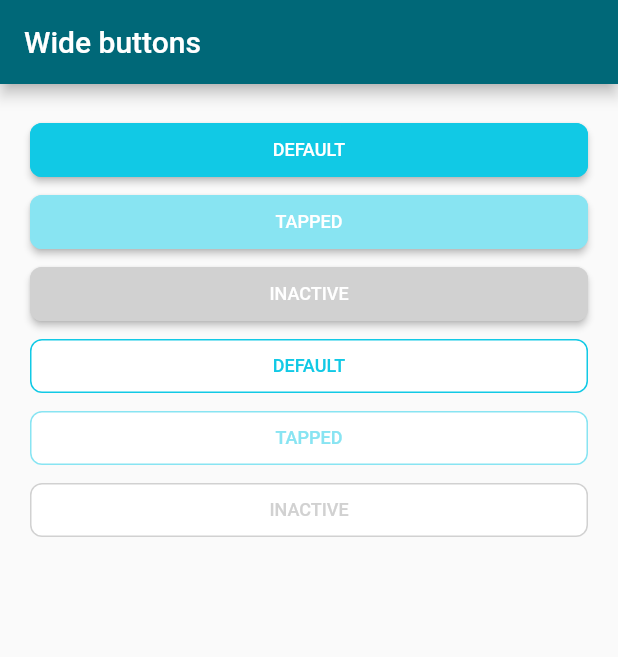
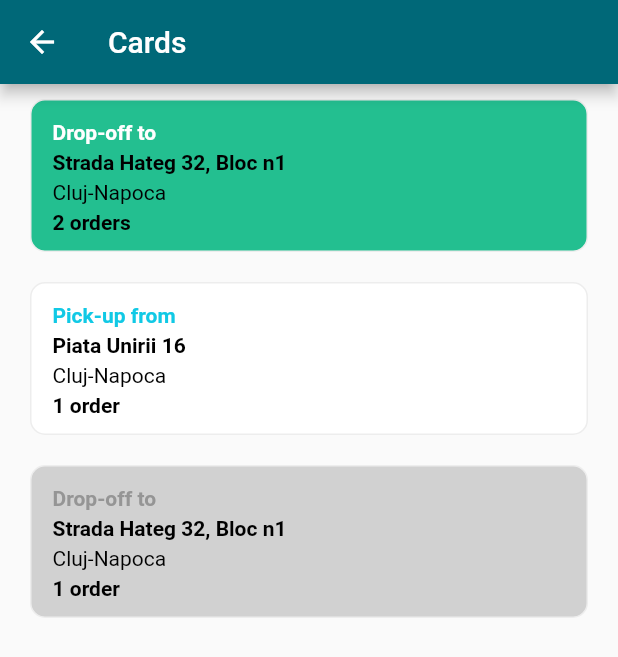
Before and after one commit to alexop345/FlutterRapidonkey, a Flutter app: the screen it shows after launch, after a tap on "TAPPED", on a phone screen of 412 x 824 dp. Shown: the top 657 px of the screen. Run offline on Flutter 3.47's test engine with Material 2 defaults, Android fonts, the phone set to English and light mode, and no system bars; Roboto replaces fonts that are missing (Ubuntu).

Commit message:
card widget

```diff
--- /dev/null
+++ b/lib/models/card.dart
@@ -0,0 +1,21 @@
+class AppCard {
+  final CardService service;
+  final CardStatus status;
+  final String? restaurant;
+  final String street;
+  final String city;
+  final int orders;
+
+  AppCard({
+    required this.service,
+    required this.status,
+    required this.street,
+    required this.city,
+    required this.orders,
+    this.restaurant,
+  });
+}
+
+enum CardService { dropOff, pickUp }
+
+enum CardStatus { complete, selected, incomplete }
--- /dev/null
+++ b/lib/screens/card/cards_screen.dart
@@ -0,0 +1,54 @@
+import 'package:flutter/material.dart';
+import 'package:flutter_rapidonkey/models/card.dart';
+import 'package:flutter_rapidonkey/themes/app_dimensions.dart';
+import 'package:flutter_rapidonkey/widgets/card_widget.dart';
+
+class CardsScreen extends StatelessWidget {
+  CardsScreen({super.key});
+
+  final List<AppCard> cards = [
+    AppCard(
+      service: CardService.dropOff,
+      status: CardStatus.selected,
+      street: 'Strada Hateg 32, Bloc n1',
+      city: 'Cluj-Napoca',
+      orders: 2,
+    ),
+    AppCard(
+      service: CardService.pickUp,
+      status: CardStatus.incomplete,
+      street: 'Piata Unirii 16',
+      city: 'Cluj-Napoca',
+      orders: 1,
+      restaurant: 'Perfeto Pizza Italiano',
+    ),
+    AppCard(
+      service: CardService.dropOff,
+      status: CardStatus.complete,
+      street: 'Strada Hateg 32, Bloc n1',
+      city: 'Cluj-Napoca',
+      orders: 1,
+    ),
+  ];
+
+  @override
+  Widget build(BuildContext context) {
+    return Scaffold(
+      appBar: AppBar(
+        title: const Text('Cards'),
+      ),
+      body: ListView.builder(
+        itemCount: cards.length,
+        itemBuilder: (ctx, index) {
+          return Padding(
+            padding: const EdgeInsets.symmetric(
+              horizontal: AppDimensions.normalSpacing,
+              vertical: AppDimensions.defaultSpacing,
+            ),
+            child: CardWidget(cards[index]),
+          );
+        },
+      ),
+    );
+  }
+}
--- a/lib/screens/home/home_screen.dart
+++ b/lib/screens/home/home_screen.dart
@@ -1,4 +1,5 @@
 import 'package:flutter/material.dart';
+import 'package:flutter_rapidonkey/screens/card/cards_screen.dart';
 import 'package:flutter_rapidonkey/themes/app_dimensions.dart';
 import 'package:flutter_rapidonkey/widgets/app_dialog.dart';
 import 'package:flutter_rapidonkey/widgets/app_elevated_button.dart';
@@ -14,6 +15,14 @@ class HomeScreen extends StatelessWidget {
       builder: (ctx) {
         return const AppDialog();
       },
+    );
+  }
+
+  void _navigateCards(BuildContext context) {
+    Navigator.of(context).push(
+      MaterialPageRoute(
+        builder: (context) => CardsScreen(),
+      ),
     );
   }
 
@@ -37,7 +46,9 @@ class HomeScreen extends StatelessWidget {
             AppElevatedButton(
               text: 'Tapped',
               state: ElevateButtonState.tapped,
-              onPressed: () {},
+              onPressed: () {
+                _navigateCards(context);
+              },
             ),
             AppElevatedButton(
               text: 'Inactive',
--- a/lib/themes/app_colors.dart
+++ b/lib/themes/app_colors.dart
@@ -4,4 +4,8 @@ class AppColors {
   static const Color primary = Color(0xFF11C9E5);
   static const Color primaryLight = Color(0xFF88E4F2);
   static const Color inactive = Color(0xFFD1D1D1);
+  static const Color inactiveDark = Color(0xFF959595);
+  static const Color selected = Color(0xFF23BF90);
+
+  static const Color cardBorder = Color(0xFFEDEDED);
 }
--- a/lib/themes/app_font_style.dart
+++ b/lib/themes/app_font_style.dart
@@ -2,17 +2,20 @@ import 'package:flutter/material.dart';
 
 class AppFontStyle {
   static const double fontSizeNormal = 12;
+  static const double fontSizeNormalPlus = 14;
   static const double fontSizeDefault = 16;
   static const double fontSizeBig = 20;
 
+  static const String fontFamily = "Ubuntu";
+
   static TextStyle titleText = const TextStyle(
-    fontFamily: "Ubuntu",
+    fontFamily: fontFamily,
     fontSize: fontSizeNormal,
     fontWeight: FontWeight.w500,
   );
 
   static TextStyle dialogText = const TextStyle(
-    fontFamily: "Ubuntu",
+    fontFamily: fontFamily,
     fontSize: fontSizeDefault,
     fontWeight: FontWeight.w500,
     color: Colors.black,
@@ -20,10 +23,18 @@ class AppFontStyle {
   );
 
   static TextStyle dialogTitle = const TextStyle(
-    fontFamily: "Ubuntu",
+    fontFamily: fontFamily,
     fontSize: fontSizeBig,
     fontWeight: FontWeight.w500,
     color: Colors.black,
     height: 24 / fontSizeBig
   );
+
+  static TextStyle cardText = const TextStyle(
+     fontFamily: fontFamily,
+     fontSize: fontSizeNormalPlus,
+     fontWeight: FontWeight.w700,
+     color: Colors.black,
+     height: 20 / fontSizeNormalPlus,
+  );
 }
--- a/lib/widgets/app_elevated_button.dart
+++ b/lib/widgets/app_elevated_button.dart
@@ -36,16 +36,14 @@ class AppElevatedButton extends StatelessWidget {
   }
 
   Color buttonColor(ElevateButtonState state) {
-    Color color;
     switch (state) {
       case ElevateButtonState.active:
-        color = AppColors.primary;
+        return AppColors.primary;
       case ElevateButtonState.tapped:
-        color = AppColors.primaryLight;
+        return AppColors.primaryLight;
       case ElevateButtonState.inactive:
-        color = AppColors.inactive;
+        return AppColors.inactive;
     }
-    return color;
   }
 }
 
--- a/lib/widgets/app_outlined_button.dart
+++ b/lib/widgets/app_outlined_button.dart
@@ -37,16 +37,14 @@ class AppOutlinedButton extends StatelessWidget {
   }
 
   Color buttonColor(OutlinedButtonState state) {
-    Color color;
     switch (state) {
       case OutlinedButtonState.active:
-        color = AppColors.primary;
+        return AppColors.primary;
       case OutlinedButtonState.tapped:
-        color = AppColors.primaryLight;
+        return AppColors.primaryLight;
       case OutlinedButtonState.inactive:
-        color = AppColors.inactive;
+        return AppColors.inactive;
     }
-    return color;
   }
 }
 
--- /dev/null
+++ b/lib/widgets/card_widget.dart
@@ -0,0 +1,87 @@
+import 'package:flutter/material.dart';
+import 'package:flutter_rapidonkey/models/card.dart';
+import 'package:flutter_rapidonkey/themes/app_colors.dart';
+import 'package:flutter_rapidonkey/themes/app_dimensions.dart';
+import 'package:flutter_rapidonkey/themes/app_font_style.dart';
+
+class CardWidget extends StatelessWidget {
+  final AppCard card;
+
+  const CardWidget(this.card, {super.key});
+
+  @override
+  Widget build(BuildContext context) {
+    return Ink(
+      decoration: BoxDecoration(
+        color: _cardBg(card.status),
+        border: Border.all(color: AppColors.cardBorder),
+        borderRadius: BorderRadius.circular(AppDimensions.defaultPlusRadius),
+      ),
+      child: InkWell(
+        onTap: () {},
+        child: Padding(
+          padding: const EdgeInsets.symmetric(
+            horizontal: AppDimensions.defaultPlusSpacing,
+            vertical: AppDimensions.defaultSpacing,
+          ),
+          child: Column(
+            crossAxisAlignment: CrossAxisAlignment.start,
+            children: [
+              Text(
+                _cardServiceTitle(card.service),
+                style: _cardServiceTitleStyle(card.status),
+              ),
+              Text(
+                card.street,
+                style: AppFontStyle.cardText,
+              ),
+              Text(
+                card.city,
+                style: AppFontStyle.cardText.copyWith(fontWeight: FontWeight.w400),
+              ),
+              Text(
+                _cardOrderText(card.orders),
+                style: AppFontStyle.cardText,
+              ),
+            ],
+          ),
+        ),
+      ),
+    );
+  }
+
+  Color _cardBg(CardStatus status) {
+    switch (status) {
+      case CardStatus.complete:
+        return AppColors.inactive;
+      case CardStatus.incomplete:
+        return Colors.white;
+      case CardStatus.selected:
+        return AppColors.selected;
+    }
+  }
+
+  String _cardServiceTitle(CardService type) {
+    switch (type) {
+      case CardService.dropOff:
+        return 'Drop-off to';
+      case CardService.pickUp:
+        return 'Pick-up from';
+    }
+  }
+
+  TextStyle _cardServiceTitleStyle(CardStatus status) {
+    switch (status) {
+      case CardStatus.complete:
+        return AppFontStyle.cardText.copyWith(color: AppColors.inactiveDark);
+      case CardStatus.incomplete:
+        return AppFontStyle.cardText.copyWith(color: AppColors.primary);
+      case CardStatus.selected:
+        return AppFontStyle.cardText.copyWith(color: Colors.white);
+    }
+  }
+
+  String _cardOrderText(int number) {
+    return '$number ${number == 1 ? 'order' : 'orders'}';
+  }
+}
```
